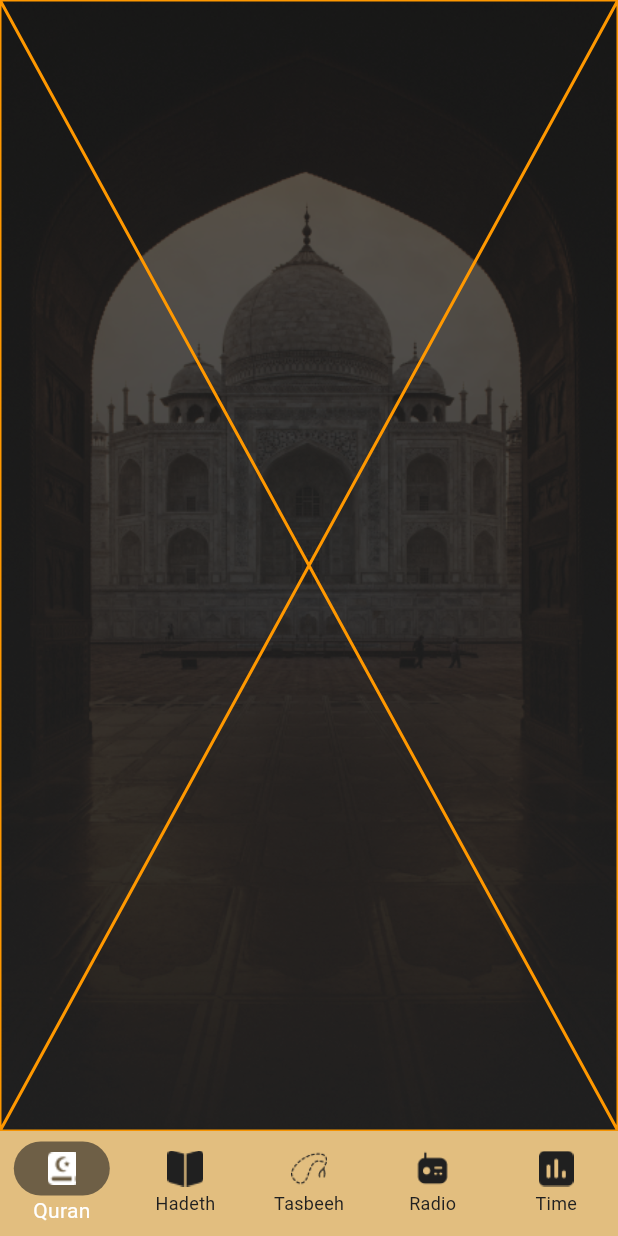
After one commit to nada-nasr/islami_app, a Flutter app: the HomeScreen screen opened by its route, on a phone screen of 412 x 824 dp. The commit adds this screen. Run offline on Flutter 3.47's test engine with Material 3 defaults, Android fonts, the phone set to English and light mode, and no system bars; our stand-ins replace smooth_page_indicator.

Commit message:
+ designed home screen

```diff
--- a/lib/ui/home/home_screen.dart
+++ b/lib/ui/home/home_screen.dart
@@ -1,10 +1,107 @@
 import 'package:flutter/material.dart';
+import 'package:islami_app/ui/home/tabs/hadeth/hadeth_tab.dart';
+import 'package:islami_app/ui/home/tabs/quran/quran_tab.dart';
+import 'package:islami_app/ui/home/tabs/radio/radio_tab.dart';
+import 'package:islami_app/ui/home/tabs/sebha/sebha_tab.dart';
+import 'package:islami_app/ui/home/tabs/time/time_tab.dart';
 
-class HomeScreen extends StatelessWidget {
+import '../../utils/app_assets.dart';
+import '../../utils/app_colors.dart';
+
+class HomeScreen extends StatefulWidget {
   static const String routeName = 'home_screen';
 
   @override
+  State<HomeScreen> createState() => _HomeScreenState();
+}
+
+class _HomeScreenState extends State<HomeScreen> {
+  int selectedIndex = 0;
+  List<String> backgroundImages = [
+    AppAssets.quranBg,
+    AppAssets.hadethBg,
+    AppAssets.sebhaBg,
+    AppAssets.radioBg,
+    AppAssets.timeBg
+  ];
+  List<Widget> tabsList = [
+    QuranTab(),
+    HadethTab(),
+    SebhaTab(),
+    RadioTab(),
+    TimeTab()
+  ];
+
+  @override
   Widget build(BuildContext context) {
-    return const Placeholder();
+    return Stack(
+        children: [
+          Image.asset(backgroundImages[selectedIndex],
+              width: double.infinity,
+              height: double.infinity,
+              fit: BoxFit.fill),
+          Scaffold(
+            bottomNavigationBar: BottomNavigationBar(
+                type: BottomNavigationBarType.fixed,
+                backgroundColor: AppColors.primaryColor,
+                showSelectedLabels: true,
+                currentIndex: selectedIndex,
+                onTap: (index) {
+                  selectedIndex = index;
+                  setState(() {});
+                },
+                items: [
+                  BottomNavigationBarItem(
+                      icon: buildItemInBottomNavBar(
+                          index: 0,
+                          imageName: AppAssets.iconQuran),
+                      label: 'Quran'),
+                  BottomNavigationBarItem(
+                      icon: buildItemInBottomNavBar(
+                          index: 1,
+                          imageName: AppAssets.iconHadeth),
+                      label: 'Hadeth'),
+                  BottomNavigationBarItem(
+                      icon: buildItemInBottomNavBar(
+                          index: 2,
+                          imageName: AppAssets.iconSebha),
+                      label: 'Tasbeeh'),
+                  BottomNavigationBarItem(
+                      icon: buildItemInBottomNavBar(
+                          index: 3,
+                          imageName: AppAssets.iconRadio),
+                      label: 'Radio'),
+                  BottomNavigationBarItem(
+                      icon: buildItemInBottomNavBar(
+                          index: 4,
+                          imageName: AppAssets.iconTime),
+                      label: 'Time'),
+                ]
+            ),
+            body: tabsList[selectedIndex],
+          ),
+
+        ]);
   }
+
+  Widget buildItemInBottomNavBar(
+      {required int index, required String imageName}) {
+    return selectedIndex == index ?
+    Container(
+      padding: EdgeInsets.symmetric(
+          horizontal: 20,
+          vertical: 6
+      ),
+      decoration: BoxDecoration(
+          borderRadius: BorderRadius.circular(66),
+          color: AppColors.blackBgColor
+      ),
+      child: ImageIcon(AssetImage(
+          imageName
+      )),
+    ) : ImageIcon(AssetImage(
+        imageName));
+  }
+
+
 }
--- /dev/null
+++ b/lib/ui/home/tabs/hadeth/hadeth_tab.dart
@@ -0,0 +1,10 @@
+import 'package:flutter/material.dart';
+
+class HadethTab extends StatelessWidget {
+  const HadethTab({super.key});
+
+  @override
+  Widget build(BuildContext context) {
+    return const Placeholder(color: Colors.pink);
+  }
+}
--- /dev/null
+++ b/lib/ui/home/tabs/quran/quran_tab.dart
@@ -0,0 +1,10 @@
+import 'package:flutter/material.dart';
+
+class QuranTab extends StatelessWidget {
+  const QuranTab({super.key});
+
+  @override
+  Widget build(BuildContext context) {
+    return const Placeholder(color: Colors.orange);
+  }
+}
--- /dev/null
+++ b/lib/ui/home/tabs/radio/radio_tab.dart
@@ -0,0 +1,10 @@
+import 'package:flutter/material.dart';
+
+class RadioTab extends StatelessWidget {
+  const RadioTab({super.key});
+
+  @override
+  Widget build(BuildContext context) {
+    return const Placeholder(color: Colors.green);
+  }
+}
--- /dev/null
+++ b/lib/ui/home/tabs/sebha/sebha_tab.dart
@@ -0,0 +1,10 @@
+import 'package:flutter/material.dart';
+
+class SebhaTab extends StatelessWidget {
+  const SebhaTab({super.key});
+
+  @override
+  Widget build(BuildContext context) {
+    return const Placeholder(color: Colors.blue);
+  }
+}
--- /dev/null
+++ b/lib/ui/home/tabs/time/time_tab.dart
@@ -0,0 +1,10 @@
+import 'package:flutter/material.dart';
+
+class TimeTab extends StatelessWidget {
+  const TimeTab({super.key});
+
+  @override
+  Widget build(BuildContext context) {
+    return const Placeholder(color: Colors.red);
+  }
+}
```
